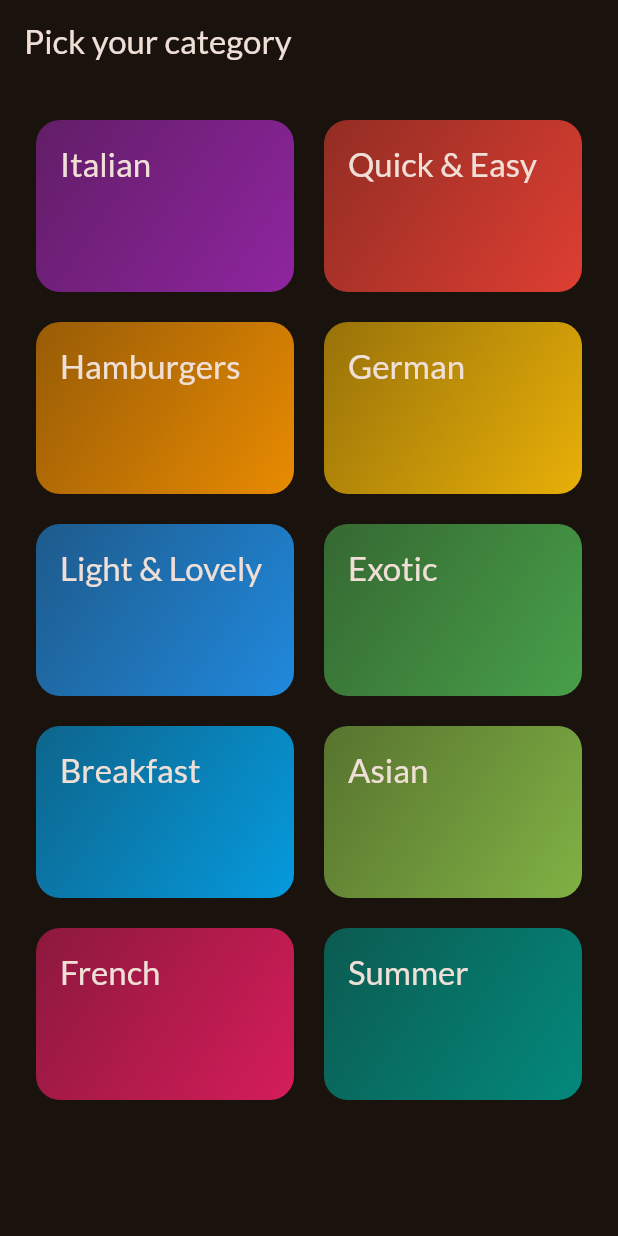
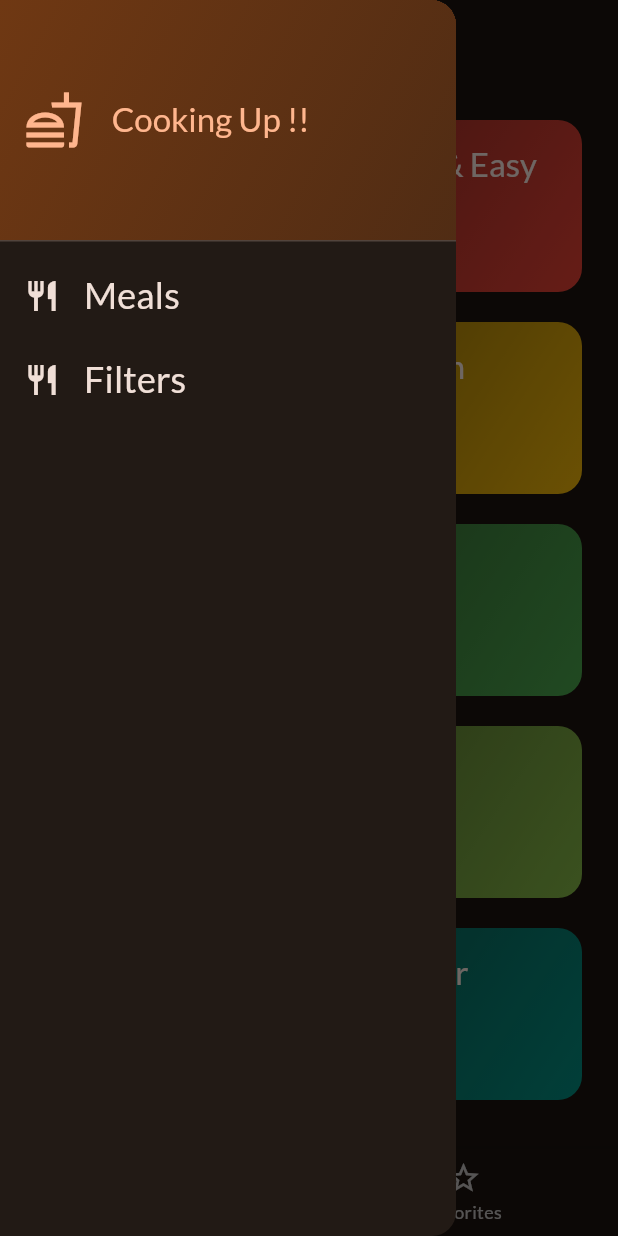
Before and after one commit to abhishekdwibedy-2002/meals-app, a Flutter app: the screen it shows after launch, with the side drawer open (before the commit the screen has no drawer), on a phone screen of 412 x 824 dp. Run offline on Flutter 3.47's test engine with Material 2 defaults, Android fonts, the phone set to English and light mode, and no system bars; our stand-ins replace google_fonts, transparent_image.

Commit message:
Added Filter,Drawer Option For User To The Screen

```diff
--- a/lib/main.dart
+++ b/lib/main.dart
@@ -1,7 +1,7 @@
 import 'package:flutter/material.dart';
 
 import 'package:google_fonts/google_fonts.dart';
-import 'package:mealapp/screens/categories_screen.dart';
+import 'package:mealapp/screens/tab.dart';
 
 final theme = ThemeData(
   useMaterial3: true,
@@ -23,7 +23,7 @@ class App extends StatelessWidget {
   Widget build(BuildContext context) {
     return MaterialApp(
       theme: theme,
-      home: const CategoriesScreen(),
+      home: const TabScreen(),
     );
   }
 }
--- a/lib/screens/categories_screen.dart
+++ b/lib/screens/categories_screen.dart
@@ -1,15 +1,19 @@
 import 'package:flutter/material.dart';
 
 import 'package:mealapp/data/dummy_data.dart';
+import 'package:mealapp/models/meal.dart';
 import 'package:mealapp/widgets/category_grid.dart';
 import 'package:mealapp/screens/meals.dart';
 import 'package:mealapp/models/category.dart';
 
 class CategoriesScreen extends StatelessWidget {
-  const CategoriesScreen({super.key});
+  const CategoriesScreen({super.key, required, required this.onSelectFunction,required this.selectMeals });
+
+  final void Function(Meal meal) onSelectFunction;
+  final List<Meal> selectMeals;
 
   void _selectCategory(BuildContext context, Category category) {
-    final filteredMeals = dummyMeals
+    final filteredMeals = selectMeals
         .where((meal) => meal.categories.contains(category.id))
         .toList();
 
@@ -18,6 +22,7 @@ class CategoriesScreen extends StatelessWidget {
         builder: (ctx) => MealsScreen(
           title: category.title,
           meals: filteredMeals,
+          onSelectFunction: onSelectFunction,
         ),
       ),
     ); // Navigator.push(context, route)
@@ -25,11 +30,7 @@ class CategoriesScreen extends StatelessWidget {
 
   @override
   Widget build(BuildContext context) {
-    return Scaffold(
-      appBar: AppBar(
-        title: const Text('Pick your category'),
-      ),
-      body: GridView(
+    return GridView(
       padding: const EdgeInsets.all(24),
       gridDelegate: const SliverGridDelegateWithFixedCrossAxisCount(
         crossAxisCount: 2,
@@ -47,7 +48,6 @@ class CategoriesScreen extends StatelessWidget {
             },
           )
       ],
-      ),
     );
   }
 }
--- /dev/null
+++ b/lib/screens/tab.dart
@@ -0,0 +1,126 @@
+import 'package:flutter/material.dart';
+import 'package:mealapp/data/dummy_data.dart';
+import 'package:mealapp/models/meal.dart';
+import 'package:mealapp/screens/categories_screen.dart';
+import 'package:mealapp/screens/filters.dart';
+import 'package:mealapp/screens/meals.dart';
+import 'package:mealapp/widgets/main_drawer.dart';
+
+const kInitialFilters = {
+  Filter.gluten: false,
+  Filter.lactose: false,
+  Filter.vegan: false,
+  Filter.vegetarian: false,
+};
+
+class TabScreen extends StatefulWidget {
+  const TabScreen({super.key});
+
+  @override
+  State<TabScreen> createState() => _TabScreenState();
+}
+
+class _TabScreenState extends State<TabScreen> {
+  int selectedPageIndex = 0;
+  final List<Meal> favMeal = [];
+  Map<Filter, bool> selectFilters = {
+    Filter.gluten: false,
+    Filter.lactose: false,
+    Filter.vegan: false,
+    Filter.vegetarian: false,
+  };
+
+
+
+  void showMessage(String message) {
+    ScaffoldMessenger.of(context).clearSnackBars();
+    ScaffoldMessenger.of(context)
+        .showSnackBar(SnackBar(content: Text(message)));
+  }
+
+  void favMealSelect(Meal meal) {
+    final isExisting = favMeal.contains(meal);
+    if (isExisting) {
+      setState(() {
+        favMeal.remove(meal);
+        showMessage('Meal is no longer a favorite...');
+      });
+    } else {
+      setState(() {
+        favMeal.add(meal);
+        showMessage('Marked as favorite!');
+      });
+    }
+  }
+
+  void selectPage(int index) {
+    setState(() {
+      selectedPageIndex = index;
+    });
+  }
+
+  void setScreen(String identifier) async {
+    Navigator.of(context).pop();
+    if (identifier == 'Filters') {
+      final result = await Navigator.of(context).push<Map<Filter, bool>>(
+          MaterialPageRoute(builder: (context) => FilterScreen(currentFilters: selectFilters,)));
+
+      setState(() {
+        selectFilters = result ?? kInitialFilters;
+      });
+    }
+  }
+
+  @override
+  Widget build(BuildContext context) {
+    final availableMeals = dummyMeals.where((meal) {
+      if (selectFilters[Filter.gluten]! && !meal.isGlutenFree) {
+        return false;
+      }
+      if (selectFilters[Filter.lactose]! && !meal.isLactoseFree) {
+        return false;
+      }
+      if (selectFilters[Filter.vegan]! && !meal.isVegan) {
+        return false;
+      }
+      if (selectFilters[Filter.vegetarian]! && !meal.isVegetarian) {
+        return false;
+      }
+      return true;
+    }).toList();
+    Widget activePage = CategoriesScreen(
+      onSelectFunction: favMealSelect,
+      selectMeals: availableMeals,
+    );
+    var activePageTitle = 'Categories';
+
+    if (selectedPageIndex == 1) {
+      activePage = MealsScreen(
+        meals: favMeal,
+        onSelectFunction: favMealSelect,
+      );
+      activePageTitle = 'Yours Favorites';
+    }
+    return Scaffold(
+      appBar: AppBar(
+        title: Text(activePageTitle),
+      ),
+      drawer: MainDrawer(
+        onSelectScreen: setScreen,
+      ),
+      body: activePage,
+      bottomNavigationBar: BottomNavigationBar(
+        onTap: selectPage,
+        currentIndex: selectedPageIndex,
+        items: const [
+          BottomNavigationBarItem(
+              icon: Icon(Icons.set_meal), label: 'Categories'),
+          BottomNavigationBarItem(
+            icon: Icon(Icons.star_border_outlined),
+            label: 'Favorites',
+          ),
+        ],
+      ),
+    );
+  }
+}
--- /dev/null
+++ b/lib/widgets/main_drawer.dart
@@ -0,0 +1,85 @@
+import 'package:flutter/material.dart';
+
+class MainDrawer extends StatelessWidget {
+  const MainDrawer({super.key, required this.onSelectScreen});
+  final void Function(String identifier) onSelectScreen;
+
+  @override
+  Widget build(BuildContext context) {
+    return Drawer(
+      child: Column(
+        children: [
+          DrawerHeader(
+            padding: const EdgeInsets.all(16),
+            decoration: BoxDecoration(
+              gradient: LinearGradient(
+                colors: [
+                  Theme.of(context).colorScheme.primaryContainer,
+                  Theme.of(context)
+                      .colorScheme
+                      .primaryContainer
+                      .withOpacity(0.6),
+                ],
+                begin: Alignment.topLeft,
+                end: Alignment.bottomRight,
+              ),
+            ),
+            child: Row(
+              children: [
+                Icon(
+                  Icons.fastfood_outlined,
+                  size: 40,
+                  color: Theme.of(context).colorScheme.primary,
+                ),
+                const SizedBox(
+                  width: 10,
+                ),
+                Text(
+                  '  Cooking Up !!',
+                  style: Theme.of(context)
+                      .textTheme
+                      .titleLarge!
+                      .copyWith(color: Theme.of(context).colorScheme.primary),
+                )
+              ],
+            ),
+          ),
+          ListTile(
+            leading: Icon(
+              Icons.restaurant,
+              color: Theme.of(context).colorScheme.onBackground,
+              size: 24,
+            ),
+            title: Text(
+              'Meals',
+              style: Theme.of(context).textTheme.titleSmall!.copyWith(
+                    color: Theme.of(context).colorScheme.onBackground,
+                    fontSize: 24,
+                  ),
+            ),
+            onTap: () {
+              onSelectScreen('Meals');
+            },
+          ),
+          ListTile(
+            leading: Icon(
+              Icons.restaurant,
+              color: Theme.of(context).colorScheme.onBackground,
+              size: 24,
+            ),
+            title: Text(
+              'Filters',
+              style: Theme.of(context).textTheme.titleSmall!.copyWith(
+                    color: Theme.of(context).colorScheme.onBackground,
+                    fontSize: 24,
+                  ),
+            ),
+            onTap: () {
+              onSelectScreen('Filters');
+            },
+          ),
+        ],
+      ),
+    );
+  }
+}
--- a/lib/widgets/meal_item.dart
+++ b/lib/widgets/meal_item.dart
@@ -8,9 +8,11 @@ class MealItem extends StatelessWidget {
   const MealItem({
     super.key,
     required this.meal,
+    required this.onSelect,
   });
 
   final Meal meal;
+  final void Function(Meal meal) onSelect;
 
   String get complexityText {
     return meal.complexity.name[0].toUpperCase() +
@@ -32,7 +34,9 @@ class MealItem extends StatelessWidget {
       clipBehavior: Clip.hardEdge,
       elevation: 2,
       child: InkWell(
-        onTap: () {},
+        onTap: () {
+          onSelect(meal);
+        },
         child: Stack(
           children: [
             FadeInImage(
```
Also changed, not shown: lib/screens/filters.dart (added, +155 -0 lines), lib/screens/meal_details.dart (added, +94 -0 lines), lib/screens/meals.dart (+22 -4 lines). Lines whose indentation alone changed are shown as unchanged.
